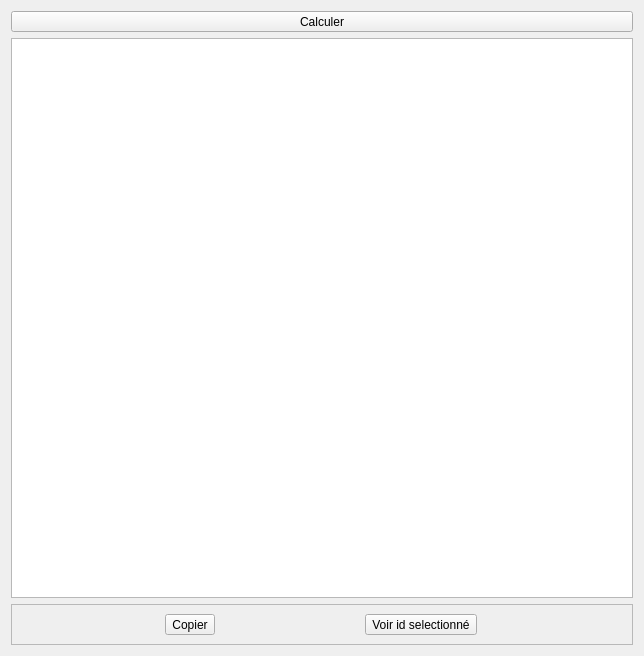
Artelia/Lamia, file Lamia/iface/qgiswidget/tools/toolpostpro/base2/Lamia_cost_tool.ui: the form before one commit.
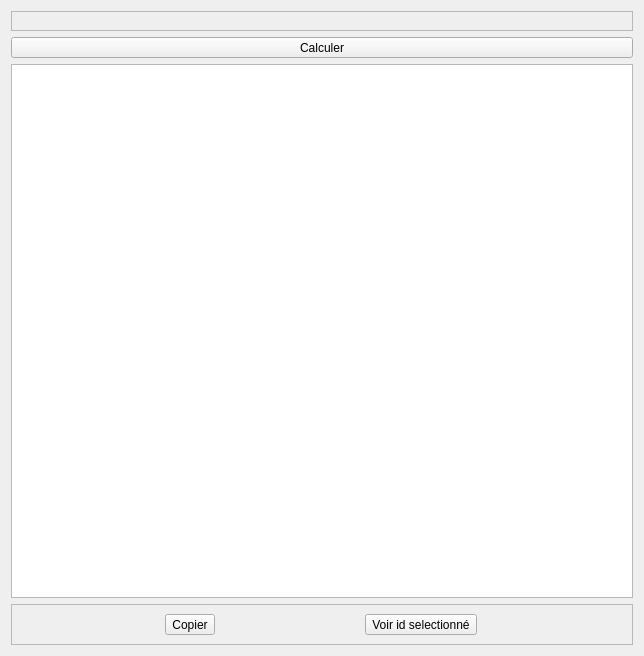
The form after the commit.

Diff of the .ui file:
```diff
--- a/Lamia/iface/qgiswidget/tools/toolpostpro/base2/Lamia_cost_tool.ui
+++ b/Lamia/iface/qgiswidget/tools/toolpostpro/base2/Lamia_cost_tool.ui
@@ -14,6 +14,17 @@
    <string>Form</string>
   </property>
   <layout class="QVBoxLayout" name="verticalLayout">
+   <item>
+    <widget class="QFrame" name="frame_filemanager">
+     <property name="frameShape">
+      <enum>QFrame::StyledPanel</enum>
+     </property>
+     <property name="frameShadow">
+      <enum>QFrame::Raised</enum>
+     </property>
+     <layout class="QVBoxLayout" name="verticalLayout_2"/>
+    </widget>
+   </item>
    <item>
     <widget class="QToolButton" name="toolButton_calcul">
      <property name="sizePolicy">
```
